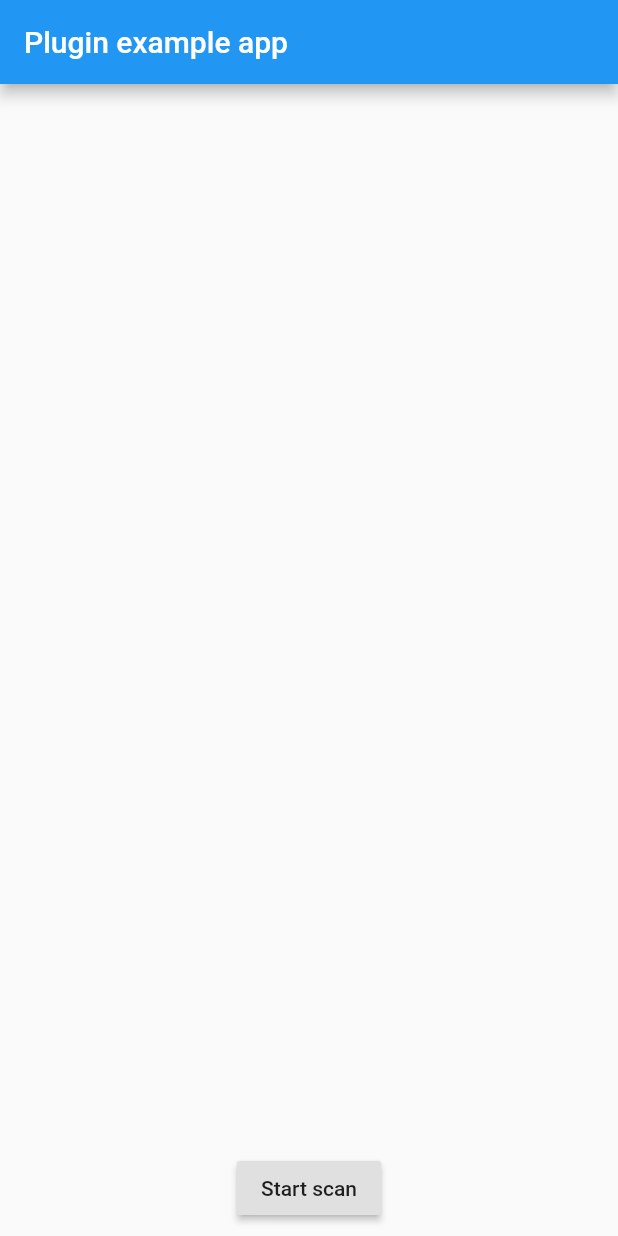
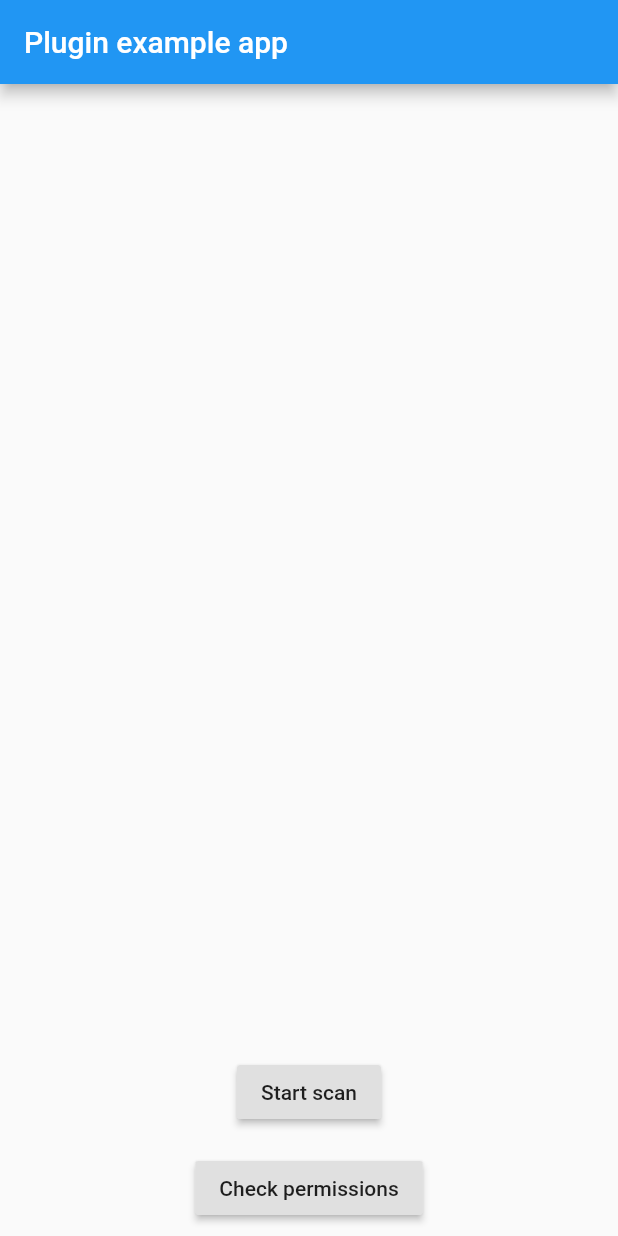
Before and after one commit to kiwi-bop/flutter_scan_bluetooth, a Flutter app: the screen it shows after launch, on a phone screen of 412 x 824 dp. Run offline on Flutter 3.47's test engine with Material 2 defaults, Android fonts, the light colour scheme and no system bars.

Commit message:
iOS implementation requestPermissions

```diff
--- a/example/lib/main.dart
+++ b/example/lib/main.dart
@@ -66,6 +66,19 @@ class _MyAppState extends State<MyApp> {
                   }
                 }),
               ),
+            ),
+            Padding(
+              padding: const EdgeInsets.all(8.0),
+              child: Center(
+                child: RaisedButton(child: Text('Check permissions'), onPressed: () async {
+                  try {
+                      await _bluetooth.requestPermissions();
+                      print('All good with perms');
+                  } on PlatformException catch (e) {
+                    debugPrint(e.toString());
+                  }
+                }),
+              ),
             )
           ],
         ),
--- a/example/pubspec.yaml
+++ b/example/pubspec.yaml
@@ -1,5 +1,6 @@
 name: flutter_scan_bluetooth_example
 description: Demonstrates how to use the flutter_scan_bluetooth plugin.
+version: 1.0.0+1
 
 environment:
   sdk: ">=2.2.2 <3.0.0"
```
